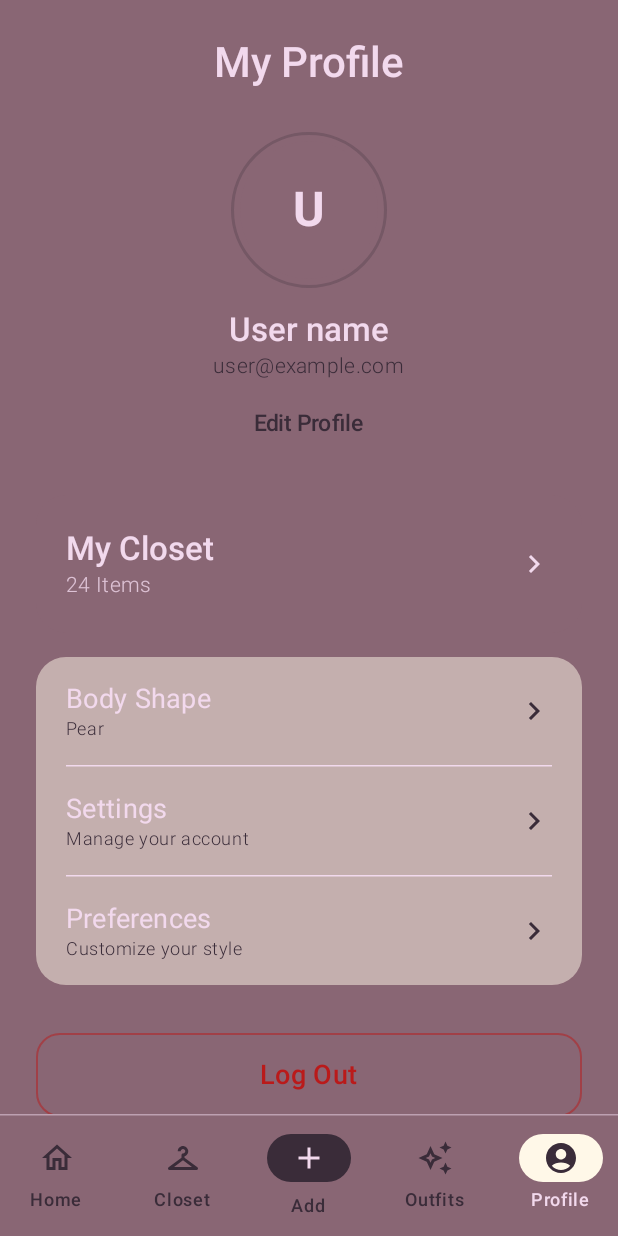
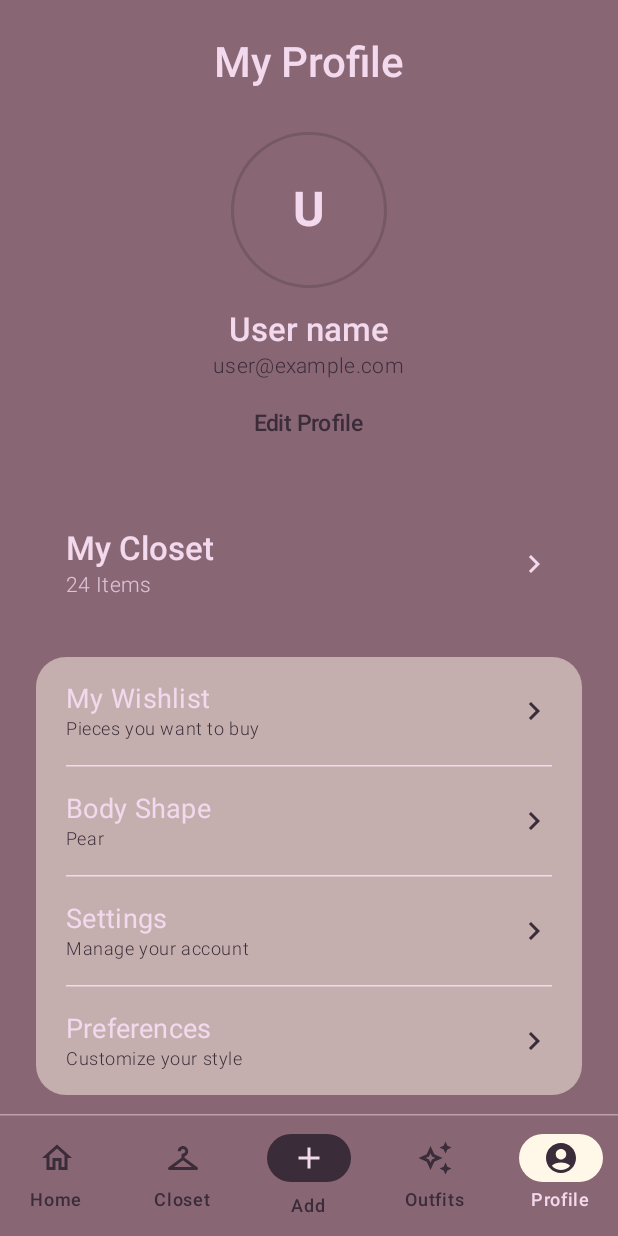
Before and after one commit to aljaziKhalid/Mobile-Application-Programming-Project-, an Android app built with Jetpack Compose: the composable ProfileRoute shown on its own in the app's theme, on a phone screen of 412 x 824 dp. Run offline under Robolectric (Android 15) with nearby library versions, the phone set to English and light mode, and no system bars.

Commit message:
Connect Wishlist from Home and Profile, and User Info from Edit Profile

```diff
--- a/app/src/main/java/com/mystiq/MainActivity.kt
+++ b/app/src/main/java/com/mystiq/MainActivity.kt
@@ -164,6 +164,10 @@ class MainActivity : ComponentActivity() {
 
                             onClosetClick = {},
 
+                            onWishlistClick = {
+                                currentScreen = "wishlist"
+                            },
+
                             onBodyShapeClick = {
                                 currentScreen = "bodyshape"
                             },
--- a/app/src/main/java/com/mystiq/ui/screens/profile/ProfileRoute.kt
+++ b/app/src/main/java/com/mystiq/ui/screens/profile/ProfileRoute.kt
@@ -1,4 +1,3 @@
-
 package com.mystiq.ui.screens.profile
 
 import androidx.compose.runtime.Composable
@@ -17,6 +16,7 @@ fun ProfileRoute(
     onHomeClick: () -> Unit = {},
     onAddClick: () -> Unit = {},
     onOutfitsClick: () -> Unit = {},
+    onWishlistClick: () -> Unit = {},
     profileViewModel: ProfileViewModel = viewModel()
 ) {
     val uiState by profileViewModel.uiState.collectAsState()
@@ -31,6 +31,7 @@ fun ProfileRoute(
         onClosetClick = onClosetClick,
         onHomeClick = onHomeClick,
         onAddClick = onAddClick,
-        onOutfitsClick = onOutfitsClick
+        onOutfitsClick = onOutfitsClick,
+        onWishlistClick = onWishlistClick
     )
 }
--- a/app/src/main/java/com/mystiq/ui/screens/profile/ProfileScreen.kt
+++ b/app/src/main/java/com/mystiq/ui/screens/profile/ProfileScreen.kt
@@ -1,4 +1,3 @@
-
 package com.mystiq.ui.screens.profile
 
 import androidx.compose.foundation.BorderStroke
@@ -51,7 +50,8 @@ fun ProfileScreen(
     onClosetClick: () -> Unit,
     onHomeClick: () -> Unit = {},
     onAddClick: () -> Unit = {},
-    onOutfitsClick: () -> Unit = {}
+    onOutfitsClick: () -> Unit = {},
+    onWishlistClick: () -> Unit = {}
 ) {
     val colors = MaterialTheme.colorScheme
 
@@ -109,6 +109,14 @@ fun ProfileScreen(
                     containerColor = colors.surfaceVariant.copy(alpha = 0.5f)
                 )
             ) {
+
+                ProfileOptionRow(
+                    title = "My Wishlist",
+                    subtitle = "Pieces you want to buy",
+                    onClick = onWishlistClick
+                )
+
+                OptionDivider()
 
                 ProfileOptionRow(
                     title = "Body Shape",
```
